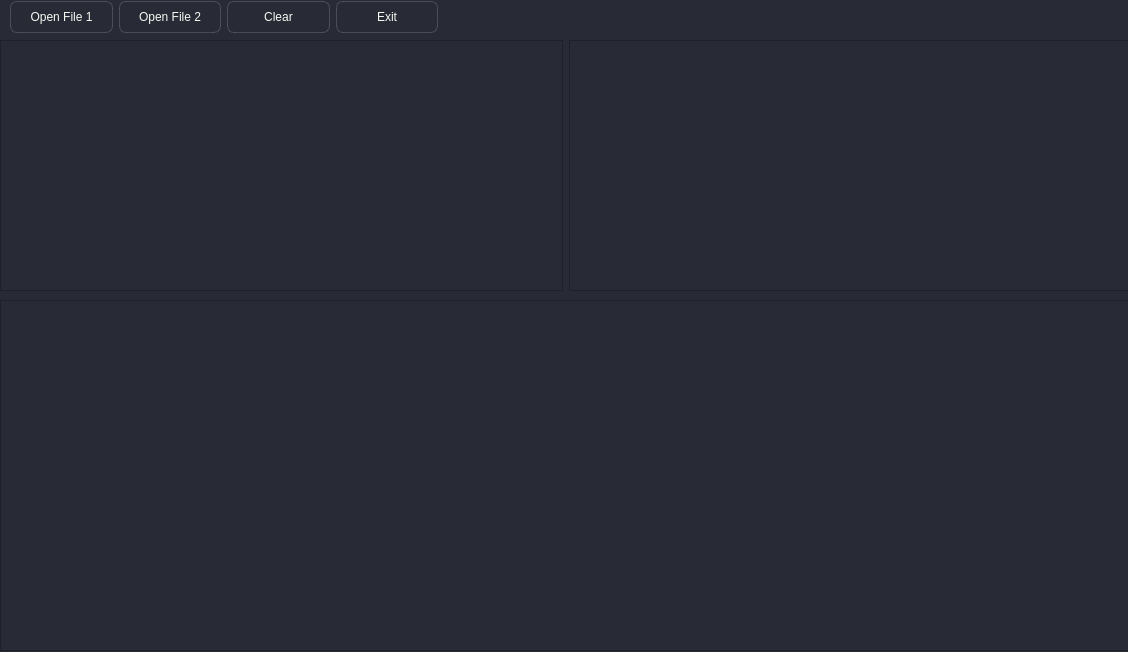
The window that main.ui (xcrsx/diff-checker) describes before a commit, drawn with Qt 5.
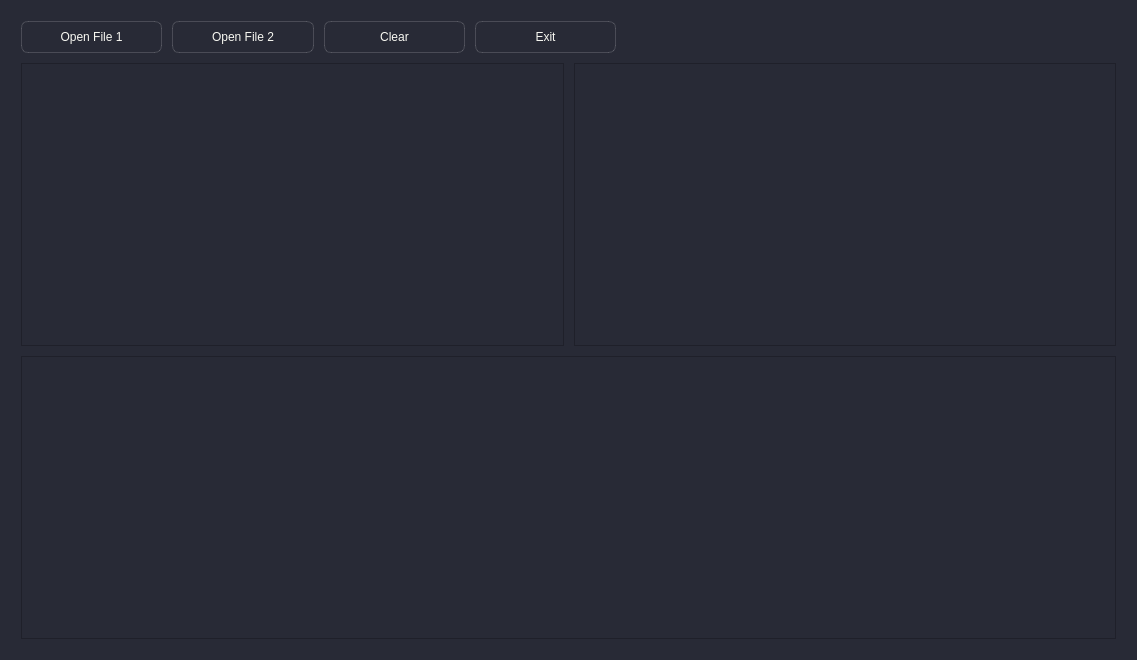
The same window after the commit.

```diff
--- a/main.ui
+++ b/main.ui
@@ -6,42 +6,48 @@
    <rect>
     <x>0</x>
     <y>0</y>
-    <width>1128</width>
-    <height>652</height>
+    <width>1137</width>
+    <height>660</height>
    </rect>
   </property>
+  <property name="sizePolicy">
+   <sizepolicy hsizetype="Expanding" vsizetype="Expanding">
+    <horstretch>0</horstretch>
+    <verstretch>0</verstretch>
+   </sizepolicy>
+  </property>
   <property name="windowTitle">
    <string>Diff Checker</string>
   </property>
   <property name="styleSheet">
    <string notr="true">background-color: #282A36;</string>
   </property>
-  <widget class="QTableView" name="diff_view_form">
-   <property name="geometry">
-    <rect>
-     <x>0</x>
-     <y>300</y>
-     <width>1131</width>
-     <height>351</height>
-    </rect>
-   </property>
-   <property name="maximumSize">
-    <size>
-     <width>1131</width>
-     <height>16777215</height>
-    </size>
-   </property>
-  </widget>
-  <widget class="QWidget" name="layoutWidget">
-   <property name="geometry">
-    <rect>
-     <x>10</x>
-     <y>0</y>
-     <width>428</width>
-     <height>34</height>
-    </rect>
-   </property>
+  <layout class="QVBoxLayout" name="verticalLayout">
+   <item>
+    <layout class="QVBoxLayout" name="verticalLayout_2">
+     <property name="spacing">
+      <number>10</number>
+     </property>
+     <property name="sizeConstraint">
+      <enum>QLayout::SizeConstraint::SetDefaultConstraint</enum>
+     </property>
+     <property name="leftMargin">
+      <number>10</number>
+     </property>
+     <property name="topMargin">
+      <number>10</number>
+     </property>
+     <property name="rightMargin">
+      <number>10</number>
+     </property>
+     <property name="bottomMargin">
+      <number>10</number>
+     </property>
+     <item>
    <layout class="QHBoxLayout" name="horizontalLayout">
+       <property name="rightMargin">
+        <number>500</number>
+       </property>
     <item>
      <widget class="QPushButton" name="openFile1_btn">
       <property name="styleSheet">
@@ -135,16 +141,8 @@
      </widget>
     </item>
    </layout>
-  </widget>
-  <widget class="QWidget" name="layoutWidget">
-   <property name="geometry">
-    <rect>
-     <x>0</x>
-     <y>40</y>
-     <width>1131</width>
-     <height>251</height>
-    </rect>
-   </property>
+     </item>
+     <item>
    <layout class="QHBoxLayout" name="horizontalLayout_2">
     <item>
      <widget class="QTextEdit" name="file1_form"/>
@@ -153,7 +151,20 @@
      <widget class="QTextEdit" name="file2_form"/>
     </item>
    </layout>
-  </widget>
+     </item>
+     <item>
+      <widget class="QTextEdit" name="diff_view_form">
+       <property name="readOnly">
+        <bool>true</bool>
+       </property>
+       <property name="placeholderText">
+        <string/>
+       </property>
+      </widget>
+     </item>
+    </layout>
+   </item>
+  </layout>
  </widget>
  <resources/>
  <connections/>
```
Lines whose indentation alone changed are shown as unchanged.
